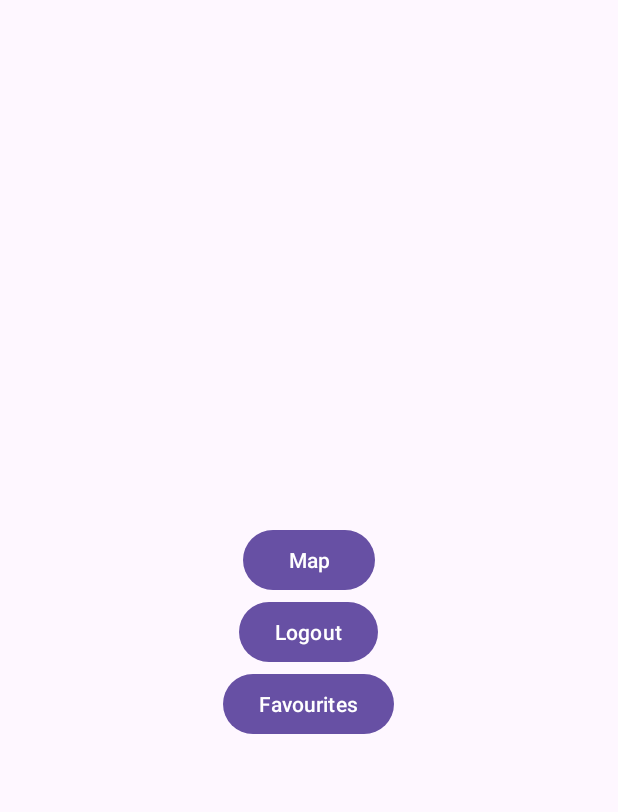
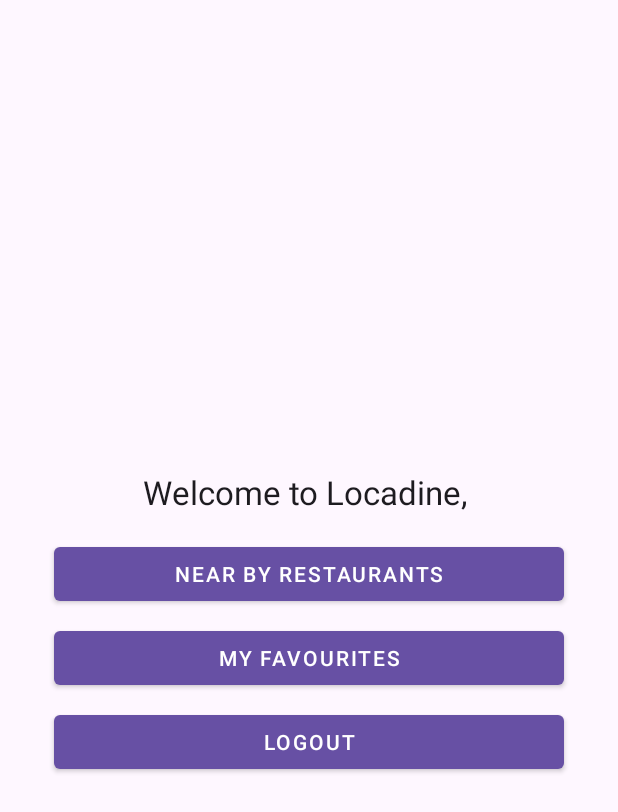
Before and after one commit to alexq1an/LocaDine, an Android app: the screen it shows after launch once a user with an empty profile is signed in (MainActivity), on a phone screen of 412 x 824 dp. Shown: the top 812 px of the screen. Run offline under Robolectric (Android 15) with nearby library versions, the phone set to English and light mode, and no system bars; our stand-ins replace Firebase (no records; nobody signed in at launch, a user with empty details on screens opened directly).

Commit message:
Improve UI

```diff
--- a/app/src/main/java/com/example/locadine/MainActivity.kt
+++ b/app/src/main/java/com/example/locadine/MainActivity.kt
@@ -44,7 +44,7 @@
 
         val isLoggedIn = auth.currentUser != null
         if (isLoggedIn) {
-            userInfo.text = auth.currentUser!!.email
+            userInfo.text = "Welcome to Locadine, ${auth.currentUser!!.email}"
         } else {
             startActivity(Intent(this, LoginActivity::class.java))
         }
--- a/app/src/main/res/layout/activity_main.xml
+++ b/app/src/main/res/layout/activity_main.xml
@@ -1,34 +1,53 @@
 <?xml version="1.0" encoding="utf-8"?>
-<LinearLayout xmlns:android="http://schemas.android.com/apk/res/android"
+<ScrollView xmlns:android="http://schemas.android.com/apk/res/android"
     xmlns:tools="http://schemas.android.com/tools"
     android:layout_width="match_parent"
     android:layout_height="match_parent"
+    android:fillViewport="true">
+
+    <LinearLayout
+        android:layout_width="match_parent"
+        android:layout_height="wrap_content"
         android:gravity="center"
         android:orientation="vertical"
+        android:padding="16dp"
         tools:context=".MainActivity">
 
         <TextView
             android:id="@+id/user_info"
             android:layout_width="match_parent"
             android:layout_height="wrap_content"
-        android:gravity="center" />
+            android:gravity="center"
+            android:text="User Information"
+            android:textAppearance="@style/TextAppearance.AppCompat.Large"
+            android:padding="8dp" />
 
         <Button
             android:id="@+id/map_button"
-        android:layout_width="wrap_content"
+            style="@style/Widget.MaterialComponents.Button"
+            android:layout_width="match_parent"
             android:layout_height="wrap_content"
-        android:text="Map" />
-
-    <Button
-        android:id="@+id/main_logout_button"
-        android:layout_width="wrap_content"
-        android:layout_height="wrap_content"
-        android:text="Logout" />
+            android:layout_marginHorizontal="20dp"
+            android:layout_marginTop="8dp"
+            android:text="Near by restaurants" />
 
         <Button
             android:id="@+id/favourite_restaurant_button"
-        android:layout_width="wrap_content"
+            style="@style/Widget.MaterialComponents.Button"
+            android:layout_width="match_parent"
             android:layout_height="wrap_content"
-        android:text="Favourites" />
+            android:layout_marginHorizontal="20dp"
+            android:layout_marginTop="8dp"
+            android:text="My favourites" />
+
+        <Button
+            style="@style/Widget.MaterialComponents.Button"
+            android:id="@+id/main_logout_button"
+            android:layout_width="match_parent"
+            android:layout_height="wrap_content"
+            android:text="Logout"
+            android:layout_marginTop="8dp"
+            android:layout_marginHorizontal="20dp" />
 
     </LinearLayout>
+</ScrollView>
```
Lines whose indentation alone changed are shown as unchanged.
